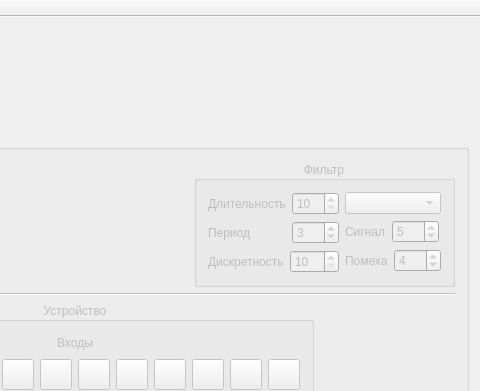
vlarry/emulator, file mainwindow.ui: the form before one commit; both pictures show x 331 to 811 and y 0 to 391 of the 811 by 663 pixel window.
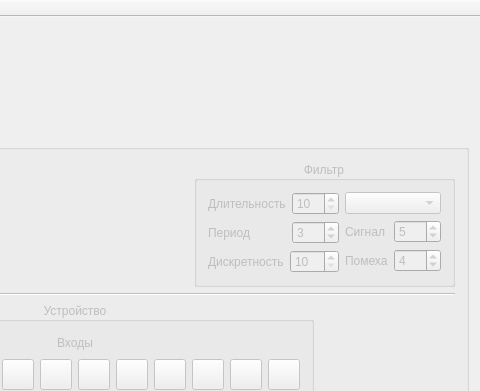
The form after the commit. Icons and pictures are not drawn. Custom widgets are drawn as their Qt base class.

Commit message: Доработка управления фильтром (команда 0x3E - аналоговый вход, команда 0x3F - цифровой вход)

Diff of the .ui file:
```diff
--- a/mainwindow.ui
+++ b/mainwindow.ui
@@ -369,7 +369,7 @@
                   <item>
                    <widget class="QLabel" name="lblSignal">
                     <property name="sizePolicy">
-                     <sizepolicy hsizetype="Fixed" vsizetype="Preferred">
+                     <sizepolicy hsizetype="Minimum" vsizetype="Preferred">
                       <horstretch>0</horstretch>
                       <verstretch>0</verstretch>
                      </sizepolicy>
@@ -385,7 +385,7 @@
                   <item>
                    <widget class="QSpinBox" name="spinBox_2">
                     <property name="sizePolicy">
-                     <sizepolicy hsizetype="Fixed" vsizetype="Fixed">
+                     <sizepolicy hsizetype="Minimum" vsizetype="Fixed">
                       <horstretch>0</horstretch>
                       <verstretch>0</verstretch>
                      </sizepolicy>
```
Left out of the diff: 10 changed lines with no effect on the pictures. The commit also changes 2 other files.
